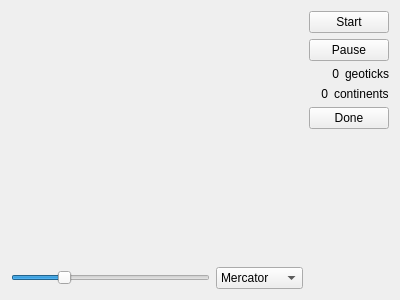
The window that tectonics.ui (tps12/Tec-Nine) describes before a commit, drawn with Qt 5.
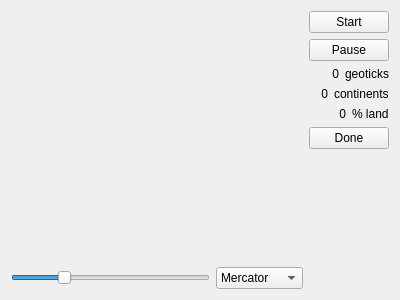
The same window after the commit.

Commit message: Show percent of land.

Diff of the .ui file:
```diff
--- a/tectonics.ui
+++ b/tectonics.ui
@@ -152,6 +152,30 @@
        </item>
       </layout>
      </item>
+     <item>
+      <layout class="QHBoxLayout" name="horizontalLayout_5">
+       <property name="topMargin">
+        <number>0</number>
+       </property>
+       <item>
+        <widget class="QLabel" name="percent">
+         <property name="text">
+          <string>0</string>
+         </property>
+         <property name="alignment">
+          <set>Qt::AlignRight|Qt::AlignTrailing|Qt::AlignVCenter</set>
+         </property>
+        </widget>
+       </item>
+       <item>
+        <widget class="QLabel" name="label_3">
+         <property name="text">
+          <string>% land</string>
+         </property>
+        </widget>
+       </item>
+      </layout>
+     </item>
      <item>
       <widget class="QPushButton" name="done">
        <property name="text">
```
The commit also changes 2 other files.
